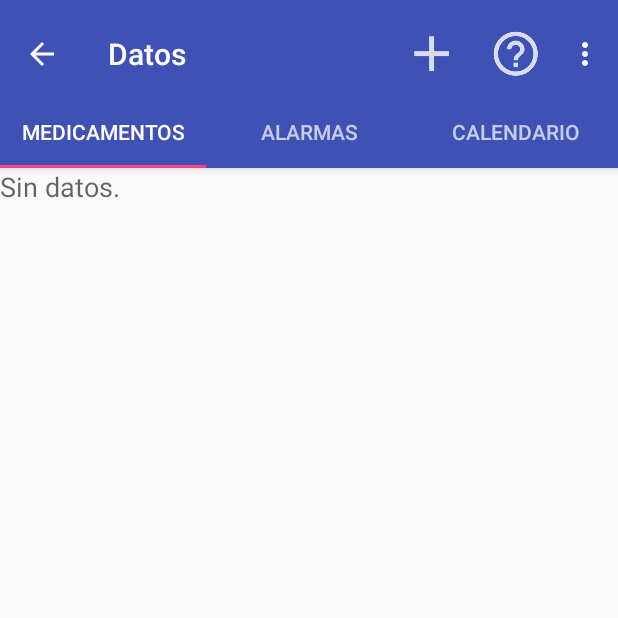
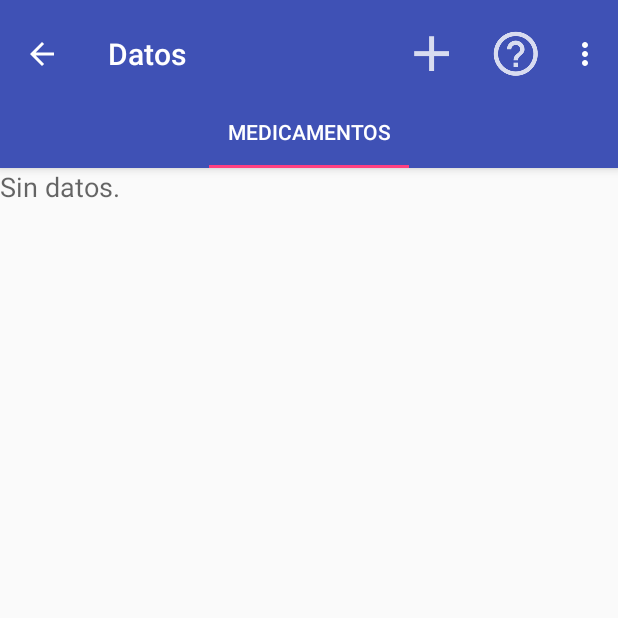
Before and after one commit to JJAGSC/Asistentedemedicacion, an Android app: the AlarmDiaryActivity screen opened directly, with no data from a screen before it, on a phone screen of 412 x 824 dp, the top half of it. Run offline under Robolectric (Android 15) with nearby library versions, the phone set to English and light mode, and no system bars; libraries missing offline, so code that uses them is left out: com.amulyakhare.textdrawable; 1 statement that could not run was skipped.

Commit message:
1566
Eliminados varios Fragments sobrantes
Eliminado Saved Prospects

```diff
--- a/app/src/main/java/com/medicacion/juanjose/asistentedemedicacion/AlarmDiaryActivity.java
+++ b/app/src/main/java/com/medicacion/juanjose/asistentedemedicacion/AlarmDiaryActivity.java
@@ -62,16 +62,6 @@ public class AlarmDiaryActivity extends AppCompatActivity {
 
         TabLayout tabLayout = (TabLayout) findViewById(R.id.tabs);
         tabLayout.setupWithViewPager(mViewPager);
-
-        /**
-        FloatingActionButton fab = (FloatingActionButton) findViewById(R.id.fab);
-        fab.setOnClickListener(new View.OnClickListener() {
-            @Override
-            public void onClick(View view) {
-                Snackbar.make(view, "Replace with your own action", Snackbar.LENGTH_LONG)
-                        .setAction("Action", null).show();
-            }
-        });*/
 
     }
 
@@ -145,21 +135,6 @@ public class AlarmDiaryActivity extends AppCompatActivity {
             TextView textMessage = (TextView) rootView.findViewById(R.id.section_label);
             textMessage.setText(getString(R.string.section_format, getArguments().getInt(ARG_SECTION_NUMBER)));
 
-            /**
-            positionTab = getArguments().getInt(ARG_SECTION_NUMBER);
-
-            switch (positionTab){
-                case 1:
-                    textMessage.setText("Aquí se verá una lista de los medicamentos que toma el usuario.");
-                    break;
-                case 2:
-                    textMessage.setText("Aquí se incluirán las alarmas creadas por el usuario.");
-                    break;
-                case 3:
-                    textMessage.setText("Aquí se mostrará un calendario con los días.");
-                    break;
-            }*/
-
             return rootView;
         }
     }
@@ -184,12 +159,6 @@ public class AlarmDiaryActivity extends AppCompatActivity {
                 case 0:
                     MedicamentoListFragment medicamentoListFragment = new MedicamentoListFragment();
                     return medicamentoListFragment;
-                case 1:
-                    AlarmasFragment alarmasFragment = new AlarmasFragment();
-                    return alarmasFragment;
-                case 2:
-                    CalendarioFragment calendarioFragment = new CalendarioFragment();
-                    return calendarioFragment;
             }
             return null;
         }
@@ -197,7 +166,7 @@ public class AlarmDiaryActivity extends AppCompatActivity {
         @Override
         public int getCount() {
             // Show 3 total pages.
-            return 3;
+            return 1;
         }
 
         @Override
@@ -205,10 +174,6 @@ public class AlarmDiaryActivity extends AppCompatActivity {
             switch (position) {
                 case 0:
                     return "Medicamentos";
-                case 1:
-                    return "Alarmas";
-                case 2:
-                    return "Calendario";
             }
             return null;
         }
--- a/app/src/main/java/com/medicacion/juanjose/asistentedemedicacion/AlarmasFragment.java
+++ /dev/null
@@ -1,17 +0,0 @@
-package com.medicacion.juanjose.asistentedemedicacion;
-
-import android.os.Bundle;
-import android.support.v4.app.Fragment;
-import android.view.LayoutInflater;
-import android.view.View;
-import android.view.ViewGroup;
-
-public class AlarmasFragment extends Fragment {
-
-    @Override
-    public View onCreateView(LayoutInflater inflater, ViewGroup container,
-                             Bundle savedInstanceState) {
-        // Inflate the layout for this fragment
-        return inflater.inflate(R.layout.fragment_alarmas, container, false);
-    }
-}
--- a/app/src/main/java/com/medicacion/juanjose/asistentedemedicacion/MedProspect.java
+++ b/app/src/main/java/com/medicacion/juanjose/asistentedemedicacion/MedProspect.java
@@ -34,8 +34,8 @@ public class MedProspect extends AppCompatActivity {
         savedProspects.setOnClickListener(new View.OnClickListener() {
             @Override
             public void onClick(View view) {
-                Intent intent = new Intent(context, SavedProspects.class);
-                startActivity(intent);
+                //Intent intent = new Intent(context, SavedProspects.class);
+                //startActivity(intent);
             }
         });
     }
```
Also changed, not shown: app/src/main/AndroidManifest.xml (+0 -9 lines), app/src/main/java/com/medicacion/juanjose/asistentedemedicacion/CalendarioFragment.java (deleted, +0 -17 lines), app/src/main/java/com/medicacion/juanjose/asistentedemedicacion/SavedProspects.java (deleted, +0 -17 lines), app/src/main/res/layout/activity_saved_prospects.xml (deleted, +0 -67 lines), app/src/main/res/layout/fragment_alarmas.xml (deleted, +0 -18 lines), app/src/main/res/layout/fragment_calendario.xml (deleted, +0 -18 lines).
